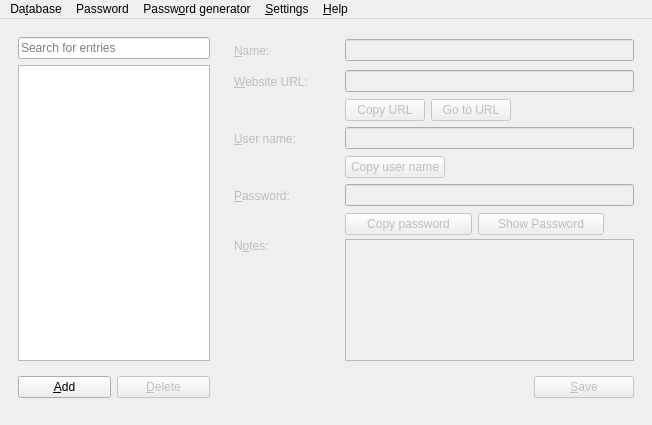
Above: MainWindow.ui from veaceslav/qpass-qt5 before the change. Below: the same form after it.
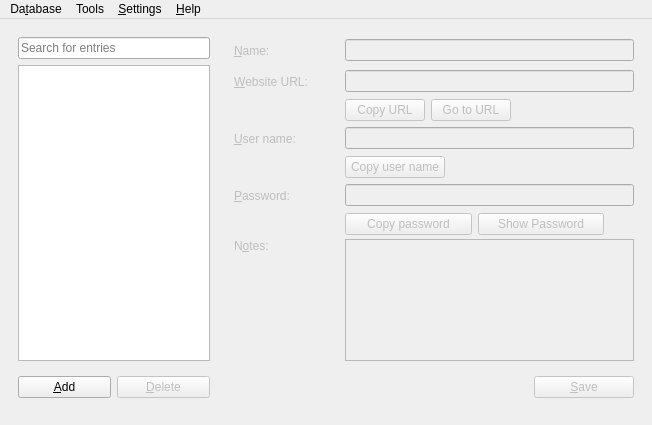
That is the form after the change.

Commit message: Reorganized top menu

What changed in the file:
```diff
--- a/MainWindow.ui
+++ b/MainWindow.ui
@@ -465,7 +465,7 @@
      <x>0</x>
      <y>0</y>
      <width>652</width>
-     <height>21</height>
+     <height>23</height>
     </rect>
    </property>
    <widget class="QMenu" name="menuHelp">
@@ -494,21 +494,15 @@
     </property>
     <addaction name="actionPreferences"/>
    </widget>
-   <widget class="QMenu" name="menuPass_ord_generator">
+   <widget class="QMenu" name="menuTools">
     <property name="title">
-     <string>Passw&amp;ord generator</string>
+     <string>Tools</string>
     </property>
     <addaction name="actionGeneratePassword"/>
-   </widget>
-   <widget class="QMenu" name="menuPassword">
-    <property name="title">
-     <string>Password</string>
-    </property>
     <addaction name="actionShowNumberedCharacters"/>
    </widget>
    <addaction name="menuFile"/>
-   <addaction name="menuPassword"/>
-   <addaction name="menuPass_ord_generator"/>
+   <addaction name="menuTools"/>
    <addaction name="menuSettings"/>
    <addaction name="menuHelp"/>
   </widget>
```
Left out of the diff: 6 changed lines with no effect on the pictures.
